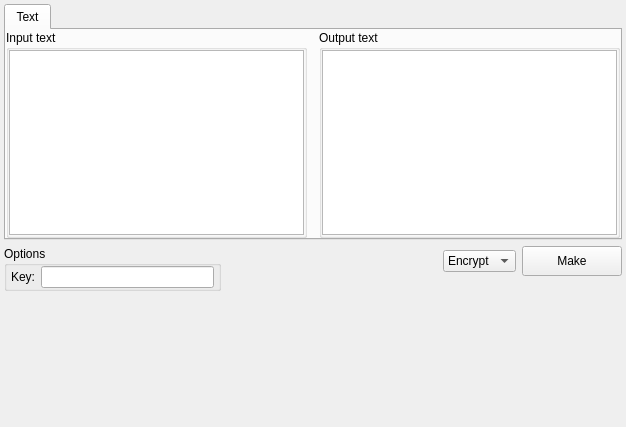
This is app/gui/symmetric/playfair/playfair.ui in vasilypht/crypto-methods as Qt 5 draws it before an edit. The edited form follows.
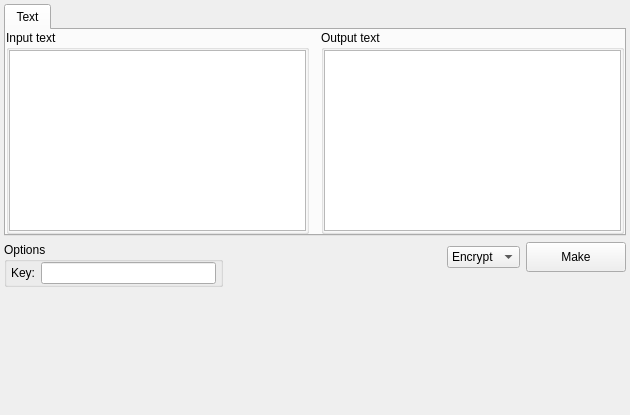
This is the edited form.

```diff
--- a/app/gui/symmetric/playfair/playfair.ui
+++ b/app/gui/symmetric/playfair/playfair.ui
@@ -6,8 +6,8 @@
    <rect>
     <x>0</x>
     <y>0</y>
-    <width>626</width>
-    <height>427</height>
+    <width>630</width>
+    <height>415</height>
    </rect>
   </property>
   <property name="windowTitle">
@@ -169,7 +169,14 @@
              </widget>
             </item>
             <item row="0" column="1">
-             <widget class="QLineEdit" name="line_edit_key"/>
+             <widget class="QLineEdit" name="line_edit_key">
+              <property name="sizePolicy">
+               <sizepolicy hsizetype="Expanding" vsizetype="Preferred">
+                <horstretch>0</horstretch>
+                <verstretch>0</verstretch>
+               </sizepolicy>
+              </property>
+             </widget>
             </item>
            </layout>
           </item>
@@ -227,6 +234,12 @@
          </item>
          <item>
           <widget class="QPushButton" name="button_make">
+           <property name="sizePolicy">
+            <sizepolicy hsizetype="Preferred" vsizetype="Fixed">
+             <horstretch>0</horstretch>
+             <verstretch>0</verstretch>
+            </sizepolicy>
+           </property>
            <property name="minimumSize">
             <size>
              <width>100</width>
```
Left out of the diff: 2 changed lines with no effect on the pictures.
